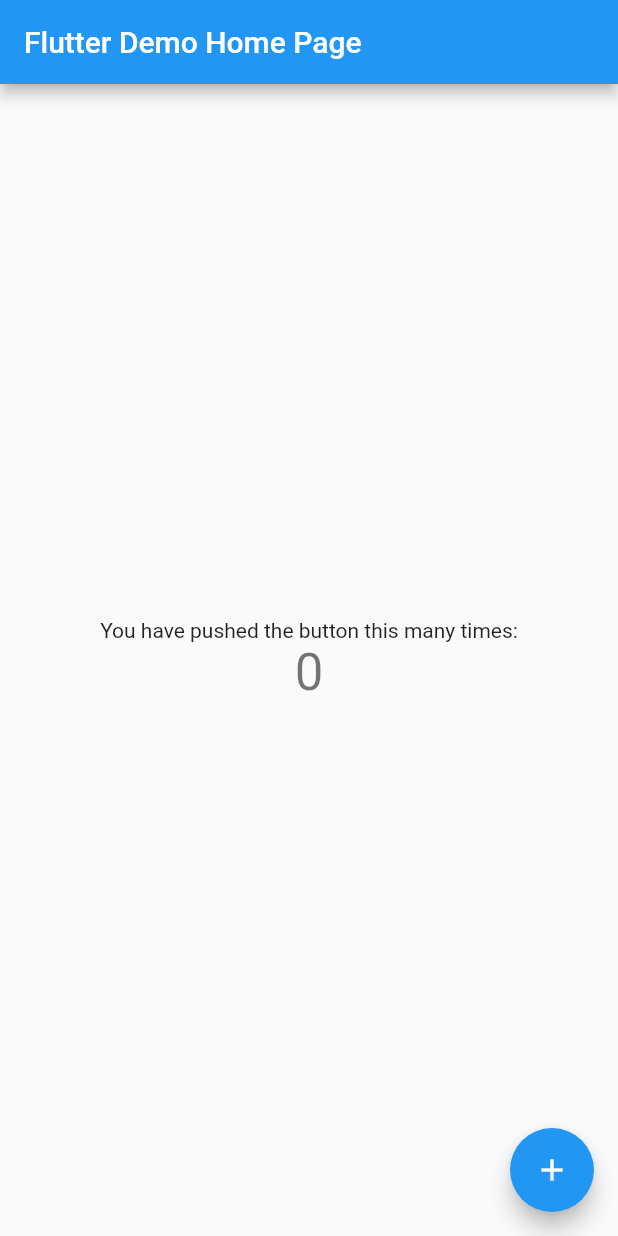
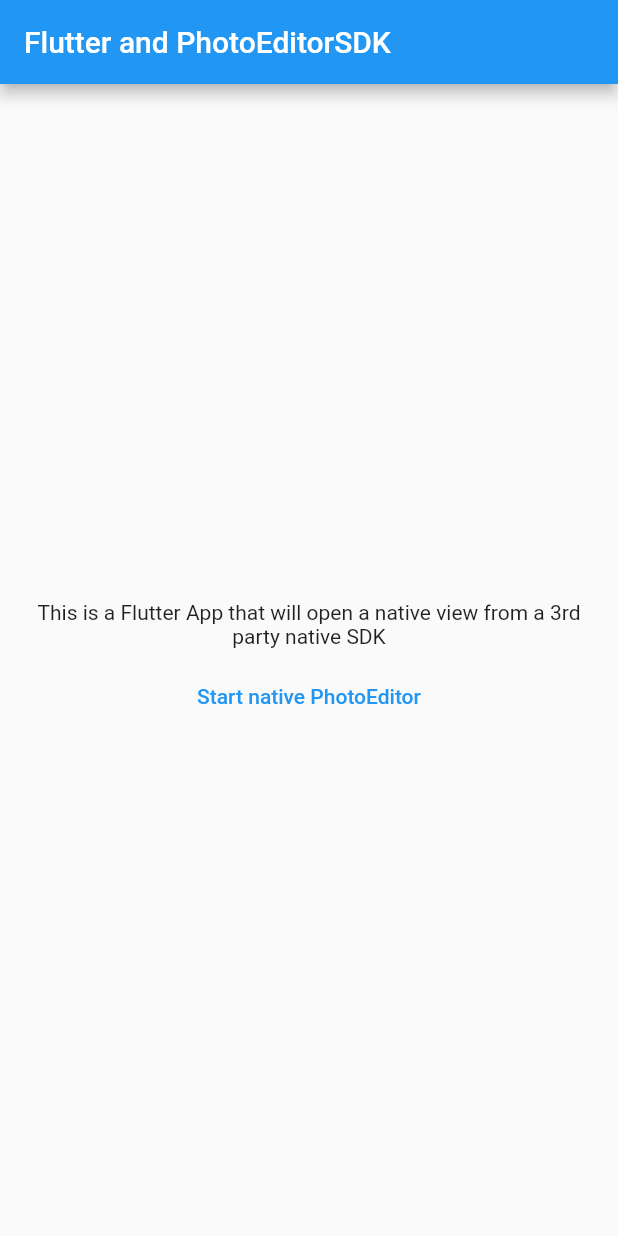
Before and after one commit to ragu89/flutter_native_sdk_ui, a Flutter app: the screen it shows after launch, on a phone screen of 412 x 824 dp. Run offline on Flutter 3.47's test engine with Material 2 defaults, Android fonts, the phone set to English and light mode, and no system bars.

Commit message:
prepare the main flutter view

```diff
--- a/lib/main.dart
+++ b/lib/main.dart
@@ -1,47 +1,26 @@
 import 'package:flutter/material.dart';
+import 'package:flutter/services.dart';
 
 void main() {
   runApp(MyApp());
 }
 
 class MyApp extends StatelessWidget {
-  // This widget is the root of your application.
   @override
   Widget build(BuildContext context) {
     return MaterialApp(
       title: 'Flutter Demo',
       theme: ThemeData(
-        // This is the theme of your application.
-        //
-        // Try running your application with "flutter run". You'll see the
-        // application has a blue toolbar. Then, without quitting the app, try
-        // changing the primarySwatch below to Colors.green and then invoke
-        // "hot reload" (press "r" in the console where you ran "flutter run",
-        // or simply save your changes to "hot reload" in a Flutter IDE).
-        // Notice that the counter didn't reset back to zero; the application
-        // is not restarted.
         primarySwatch: Colors.blue,
-        // This makes the visual density adapt to the platform that you run
-        // the app on. For desktop platforms, the controls will be smaller and
-        // closer together (more dense) than on mobile platforms.
         visualDensity: VisualDensity.adaptivePlatformDensity,
       ),
-      home: MyHomePage(title: 'Flutter Demo Home Page'),
+      home: MyHomePage(title: 'Flutter and PhotoEditorSDK'),
     );
   }
 }
 
 class MyHomePage extends StatefulWidget {
   MyHomePage({Key key, this.title}) : super(key: key);
-
-  // This widget is the home page of your application. It is stateful, meaning
-  // that it has a State object (defined below) that contains fields that affect
-  // how it looks.
-
-  // This class is the configuration for the state. It holds the values (in this
-  // case the title) provided by the parent (in this case the App widget) and
-  // used by the build method of the State. Fields in a Widget subclass are
-  // always marked "final".
 
   final String title;
 
@@ -50,68 +29,74 @@ class MyHomePage extends StatefulWidget {
 }
 
 class _MyHomePageState extends State<MyHomePage> {
-  int _counter = 0;
-
-  void _incrementCounter() {
-    setState(() {
-      // This call to setState tells the Flutter framework that something has
-      // changed in this State, which causes it to rerun the build method below
-      // so that the display can reflect the updated values. If we changed
-      // _counter without calling setState(), then the build method would not be
-      // called again, and so nothing would appear to happen.
-      _counter++;
-    });
-  }
+  static const platform =
+      const MethodChannel("ch.ragu.flutter_native_sdk/photoEditorChannel");
+  var _callDuration;
 
   @override
   Widget build(BuildContext context) {
-    // This method is rerun every time setState is called, for instance as done
-    // by the _incrementCounter method above.
-    //
-    // The Flutter framework has been optimized to make rerunning build methods
-    // fast, so that you can just rebuild anything that needs updating rather
-    // than having to individually change instances of widgets.
     return Scaffold(
-      appBar: AppBar(
-        // Here we take the value from the MyHomePage object that was created by
-        // the App.build method, and use it to set our appbar title.
-        title: Text(widget.title),
+      appBar: AppBar(title: Text(this.widget.title)),
+      body: Column(
+        mainAxisAlignment: MainAxisAlignment.center,
+        crossAxisAlignment: CrossAxisAlignment.center,
+        children: <Widget>[
+          InfoTitle(),
+          FlatButton(
+            child: Text("Start native PhotoEditor"),
+            onPressed: _startPhotoEditorScreen,
+            textTheme: ButtonTextTheme.accent,
+          ),
+          ShowDuration(
+            callDuration: _callDuration,
+          )
+        ],
       ),
-      body: Center(
-        // Center is a layout widget. It takes a single child and positions it
-        // in the middle of the parent.
-        child: Column(
-          // Column is also a layout widget. It takes a list of children and
-          // arranges them vertically. By default, it sizes itself to fit its
-          // children horizontally, and tries to be as tall as its parent.
-          //
-          // Invoke "debug painting" (press "p" in the console, choose the
-          // "Toggle Debug Paint" action from the Flutter Inspector in Android
-          // Studio, or the "Toggle Debug Paint" command in Visual Studio Code)
-          // to see the wireframe for each widget.
-          //
-          // Column has various properties to control how it sizes itself and
-          // how it positions its children. Here we use mainAxisAlignment to
-          // center the children vertically; the main axis here is the vertical
-          // axis because Columns are vertical (the cross axis would be
-          // horizontal).
-          mainAxisAlignment: MainAxisAlignment.center,
-          children: <Widget>[
-            Text(
-              'You have pushed the button this many times:',
-            ),
-            Text(
-              '$_counter',
-              style: Theme.of(context).textTheme.headline4,
-            ),
-          ],
+    );
+  }
+
+  void _startPhotoEditorScreen() async {
+    print("_startPhotoEditorScreen");
+    var callDuration = "Unknown call duration.";
+    try {
+      callDuration = await platform.invokeMethod("openPhotoEditor");
+    } on PlatformException catch (_) {
+      callDuration = "Failed to get call duration.";
+    }
+    setState(() {
+      _callDuration = callDuration;
+    });
+  }
+}
+
+/// Widget to display start video call title.
+class InfoTitle extends StatelessWidget {
+  @override
+  Widget build(BuildContext context) {
+    return Padding(
+      padding: const EdgeInsets.all(8.0),
+      child: Center(
+        child: Text(
+          "This is a Flutter App that will open a native view from a 3rd party native SDK",
+          textAlign: TextAlign.center,
         ),
       ),
-      floatingActionButton: FloatingActionButton(
-        onPressed: _incrementCounter,
-        tooltip: 'Increment',
-        child: Icon(Icons.add),
-      ), // This trailing comma makes auto-formatting nicer for build methods.
     );
   }
 }
+
+/// Widget to display last call duration.
+class ShowDuration extends StatelessWidget {
+  final String callDuration;
+
+  const ShowDuration({Key key, this.callDuration}) : super(key: key);
+
+  @override
+  Widget build(BuildContext context) {
+    if (callDuration != null) {
+      return Text("Last call duration : $callDuration");
+    } else {
+      return Container();
+    }
+  }
+}
```
